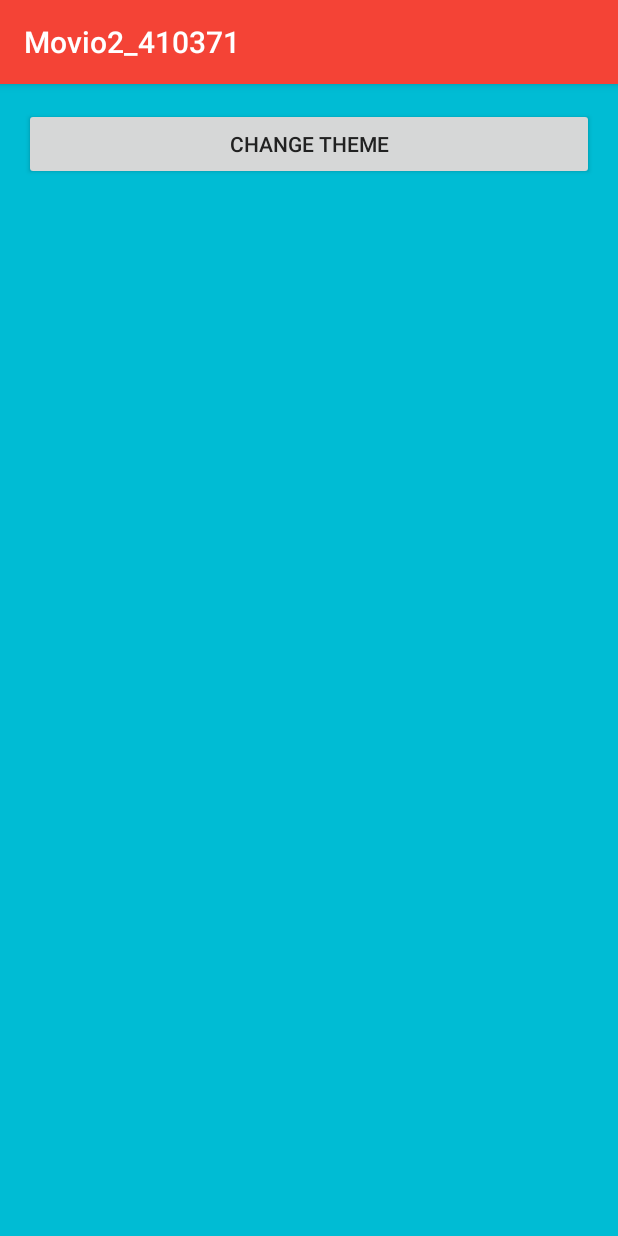
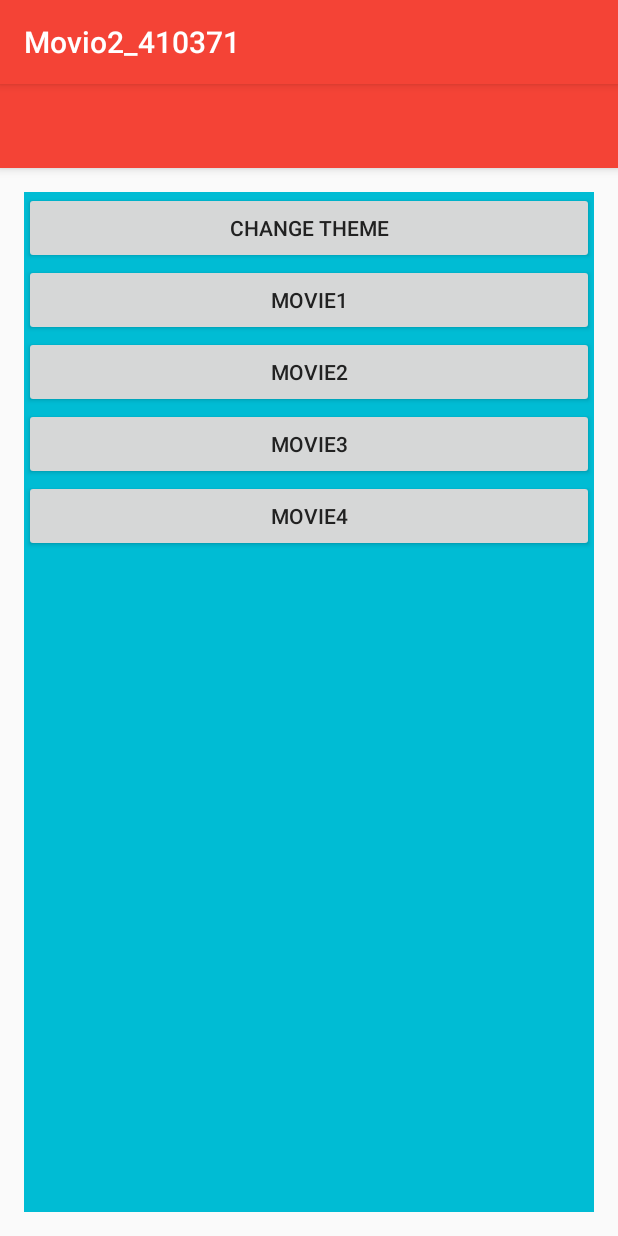
Before and after one commit to ares410371/Movio2_410371, an Android app: the screen it shows after launch (MainActivity), on a phone screen of 412 x 824 dp. Run offline under Robolectric (Android 15) with nearby library versions, the phone set to English and light mode, and no system bars.

Commit message:
Edited Two Pane Fragments #Tyden3

```diff
--- a/app/src/main/java/cz/muni/fi/pv256/movio2/uco_410371/MainActivity.java
+++ b/app/src/main/java/cz/muni/fi/pv256/movio2/uco_410371/MainActivity.java
@@ -14,16 +14,16 @@ import android.widget.Button;
  * MainActivity
  * Created by Benjamin Varga on 20.9.2016.
  */
-public class MainActivity extends AppCompatActivity implements OnClickListener {
+public class MainActivity extends AppCompatActivity {
 
     private static final String MOVIE_DB_API_KEY = BuildConfig.MOVIE_DB_API_KEY;
-    private Button mChangeThemeBtn;
+
     private SharedPreferences mSharedPreferences;
 
     @Override
     protected void onCreate(Bundle savedInstanceState) {
         super.onCreate(savedInstanceState);
-        mSharedPreferences = getPreferences(Context.MODE_PRIVATE);
+        mSharedPreferences = getSharedPreferences("ConfigTheme", Context.MODE_PRIVATE);
         if (mSharedPreferences.getBoolean("theme", false)){
             setTheme(R.style.AppTheme_Inverse);
         } else {
@@ -32,18 +32,5 @@ public class MainActivity extends AppCompatActivity implements OnClickListener {
         setContentView(R.layout.activity_main);
 
         //Log.i("API_KEY", MOVIE_DB_API_KEY);
-
-        mChangeThemeBtn = (Button) findViewById(R.id.button_theme);
-        mChangeThemeBtn.setOnClickListener(this);
-    }
-
-    @Override
-    public void onClick(View v) {
-        SharedPreferences.Editor editor = mSharedPreferences.edit();
-        editor.putBoolean("theme", !mSharedPreferences.getBoolean("theme", false));
-        editor.apply();
-        Intent intent = getIntent();
-        finish();
-        startActivity(intent);
     }
 }
--- /dev/null
+++ b/app/src/main/java/cz/muni/fi/pv256/movio2/uco_410371/MainFragment.java
@@ -0,0 +1,93 @@
+package cz.muni.fi.pv256.movio2.uco_410371;
+
+import android.content.Context;
+import android.content.Intent;
+import android.content.SharedPreferences;
+import android.os.Bundle;
+import android.support.annotation.Nullable;
+import android.support.v4.app.Fragment;
+import android.util.Log;
+import android.view.LayoutInflater;
+import android.view.View;
+import android.view.ViewGroup;
+import android.widget.Button;
+
+/**
+ * Created by Benjamin Varga on 6.10.2016.
+ */
+
+public class MainFragment extends Fragment implements View.OnClickListener{
+
+    public static final String TAG = MainFragment.class.getName();
+
+    private boolean mTwoPane;
+
+    public MainFragment() {
+    }
+
+    @Nullable
+    @Override
+    public View onCreateView(LayoutInflater inflater, @Nullable ViewGroup container, @Nullable Bundle savedInstanceState) {
+        View view = inflater.inflate(R.layout.fragment_main, container, false);
+
+        if (view.findViewById(R.id.movie_detail_container) != null) {
+            mTwoPane = true;
+        }
+        Log.d(TAG, "onCreateView: mTwoPane=" + (mTwoPane ? "true" : "false"));
+
+
+        Button changeThemeBtn = (Button) view.findViewById(R.id.button_theme);
+        changeThemeBtn.setOnClickListener(this);
+
+        Button movie1Btn = (Button) view.findViewById(R.id.button_movie1);
+        movie1Btn.setOnClickListener(this);
+
+        Button movie2Btn = (Button) view.findViewById(R.id.button_movie2);
+        movie2Btn.setOnClickListener(this);
+
+        Button movie3Btn = (Button) view.findViewById(R.id.button_movie3);
+        movie3Btn.setOnClickListener(this);
+
+        Button movie4Btn = (Button) view.findViewById(R.id.button_movie4);
+        movie4Btn.setOnClickListener(this);
+
+        return view;
+    }
+
+    @Override
+    public void onClick(View view) {
+
+        switch (view.getId()) {
+            case R.id.button_theme :
+                SharedPreferences sharedPreferences = getActivity().getSharedPreferences("ConfigTheme", Context.MODE_PRIVATE);
+                SharedPreferences.Editor editor = sharedPreferences.edit();
+                editor.putBoolean("theme", !sharedPreferences.getBoolean("theme", false));
+                editor.apply();
+                getActivity().recreate();
+                break;
+            case R.id.button_movie1 :
+                if (mTwoPane) {
+                    Bundle args = new Bundle();
+                    args.putInt(MovieDetailFragment.ARG_MOVIE_ID, 1);
+                    MovieDetailFragment fragment = new MovieDetailFragment();
+                    fragment.setArguments(args);
+                    getActivity().getSupportFragmentManager().beginTransaction()
+                            .replace(R.id.movie_detail_container, fragment)
+                            .commit();
+                } else {
+                    Intent intent = new Intent(getActivity(), MovieDetailActivity.class);
+                    intent.putExtra(MovieDetailFragment.ARG_MOVIE_ID, 1);
+                    getActivity().startActivity(intent);
+                }
+                break;
+            case R.id.button_movie2 :
+                break;
+            case R.id.button_movie3 :
+                break;
+            case R.id.button_movie4 :
+                break;
+            default:
+                break;
+        }
+    }
+}
--- /dev/null
+++ b/app/src/main/res/layout-w900dp/movie_list.xml
@@ -0,0 +1,76 @@
+<?xml version="1.0" encoding="utf-8"?>
+<LinearLayout xmlns:android="http://schemas.android.com/apk/res/android"
+              xmlns:tools="http://schemas.android.com/tools"
+              android:layout_width="match_parent"
+              android:layout_height="match_parent"
+              android:layout_marginLeft="16dp"
+              android:layout_marginRight="16dp"
+              android:baselineAligned="false"
+              android:divider="?android:attr/dividerHorizontal"
+              android:orientation="horizontal"
+              android:showDividers="middle"
+              tools:context="cz.muni.fi.pv256.movio2.uco_410371.MainFragment">
+
+    <!--
+    This layout is a two-pane layout for the Items
+    master/detail flow.
+
+    -->
+
+    <LinearLayout
+        xmlns:android="http://schemas.android.com/apk/res/android"
+        android:orientation="vertical"
+        android:layout_width="0dp"
+        android:layout_height="match_parent"
+        android:layout_weight="1"
+        android:background="@color/colorAccent">
+
+        <android.support.v7.widget.RecyclerView
+            android:layout_width="match_parent"
+            android:layout_height="wrap_content"
+            android:id="@+id/recyclerView_main"/>
+
+        <Button
+            android:layout_width="match_parent"
+            android:layout_height="wrap_content"
+            android:id="@+id/button_theme"
+            android:text="Change Theme"
+            android:layout_below="@id/recyclerView_main"/>
+
+        <Button
+            android:layout_width="match_parent"
+            android:layout_height="wrap_content"
+            android:id="@+id/button_movie1"
+            android:text="Movie1"
+            android:layout_below="@id/button_theme"/>
+
+        <Button
+            android:layout_width="match_parent"
+            android:layout_height="wrap_content"
+            android:id="@+id/button_movie2"
+            android:text="Movie2"
+            android:layout_below="@id/button_movie1"/>
+
+        <Button
+            android:layout_width="match_parent"
+            android:layout_height="wrap_content"
+            android:id="@+id/button_movie3"
+            android:text="Movie3"
+            android:layout_below="@id/button_movie2"/>
+
+        <Button
+            android:layout_width="match_parent"
+            android:layout_height="wrap_content"
+            android:id="@+id/button_movie4"
+            android:text="Movie4"
+            android:layout_below="@id/button_movie3"/>
+
+    </LinearLayout>
+
+    <FrameLayout
+        android:id="@+id/movie_detail_container"
+        android:layout_width="0dp"
+        android:layout_height="match_parent"
+        android:layout_weight="3"/>
+
+</LinearLayout>
--- a/app/src/main/res/layout/activity_main.xml
+++ b/app/src/main/res/layout/activity_main.xml
@@ -1,25 +1,35 @@
 <?xml version="1.0" encoding="utf-8"?>
-<RelativeLayout
+<android.support.design.widget.CoordinatorLayout
     xmlns:android="http://schemas.android.com/apk/res/android"
+    xmlns:app="http://schemas.android.com/apk/res-auto"
     xmlns:tools="http://schemas.android.com/tools"
     android:layout_width="match_parent"
     android:layout_height="match_parent"
-    android:paddingBottom="@dimen/activity_vertical_margin"
-    android:paddingLeft="@dimen/activity_horizontal_margin"
-    android:paddingRight="@dimen/activity_horizontal_margin"
-    android:paddingTop="@dimen/activity_vertical_margin"
-    android:background="@color/colorAccent"
-    tools:context="cz.muni.fi.pv256.movio2.uco_410371.MainActivity">
+    android:fitsSystemWindows="true"
+    tools:context="cz.muni.fi.pv256.movio2.uco_410371.TestActivity">
 
-    <android.support.v7.widget.RecyclerView
+    <android.support.design.widget.AppBarLayout
         android:layout_width="match_parent"
         android:layout_height="wrap_content"
-        android:id="@+id/recyclerView_main"/>
+        android:theme="@style/AppTheme.AppBarOverlay">
 
-    <Button
-        android:layout_width="match_parent"
-        android:layout_height="wrap_content"
-        android:id="@+id/button_theme"
-        android:text="Change Theme"
-        android:layout_below="@id/recyclerView_main"/>
-</RelativeLayout>
+        <android.support.v7.widget.Toolbar
+            android:id="@+id/toolbar"
+            android:layout_width="match_parent"
+            android:layout_height="?attr/actionBarSize"
+            android:background="?attr/colorPrimary"
+            app:popupTheme="@style/AppTheme.PopupOverlay"/>
+
+    </android.support.design.widget.AppBarLayout>
+
+    <fragment android:id="@+id/fragment"
+              android:name="cz.muni.fi.pv256.movio2.uco_410371.MainFragment"
+              xmlns:android="http://schemas.android.com/apk/res/android"
+              xmlns:app="http://schemas.android.com/apk/res-auto"
+              xmlns:tools="http://schemas.android.com/tools"
+              android:layout_width="match_parent"
+              android:layout_height="match_parent"
+              app:layout_behavior="@string/appbar_scrolling_view_behavior"
+              tools:layout="@layout/fragment_main"/>
+
+</android.support.design.widget.CoordinatorLayout>
--- /dev/null
+++ b/app/src/main/res/layout/fragment_main.xml
@@ -0,0 +1,28 @@
+<?xml version="1.0" encoding="utf-8"?>
+<RelativeLayout
+    xmlns:android="http://schemas.android.com/apk/res/android"
+    xmlns:app="http://schemas.android.com/apk/res-auto"
+    xmlns:tools="http://schemas.android.com/tools"
+    android:id="@+id/content_main"
+    android:layout_width="match_parent"
+    android:layout_height="match_parent"
+    android:paddingBottom="@dimen/activity_vertical_margin"
+    android:paddingLeft="@dimen/activity_horizontal_margin"
+    android:paddingRight="@dimen/activity_horizontal_margin"
+    android:paddingTop="@dimen/activity_vertical_margin"
+    tools:context="cz.muni.fi.pv256.movio2.uco_410371.MainFragment"
+    tools:showIn="@layout/activity_main">
+
+    <!--android:background="@color/colorAccent"-->
+
+    <FrameLayout
+        android:id="@+id/frameLayout"
+        android:layout_width="match_parent"
+        android:layout_height="match_parent"
+        app:layout_behavior="@string/appbar_scrolling_view_behavior">
+
+        <include layout="@layout/movie_list"/>
+
+    </FrameLayout>
+
+</RelativeLayout>
--- /dev/null
+++ b/app/src/main/res/layout/movie_list.xml
@@ -0,0 +1,49 @@
+<?xml version="1.0" encoding="utf-8"?>
+<LinearLayout
+    xmlns:android="http://schemas.android.com/apk/res/android"
+    android:orientation="vertical"
+    android:layout_width="match_parent"
+    android:layout_height="match_parent"
+    android:background="@color/colorAccent">
+
+    <android.support.v7.widget.RecyclerView
+        android:layout_width="match_parent"
+        android:layout_height="wrap_content"
+        android:id="@+id/recyclerView_main"/>
+
+    <Button
+        android:layout_width="match_parent"
+        android:layout_height="wrap_content"
+        android:id="@+id/button_theme"
+        android:text="Change Theme"
+        android:layout_below="@id/recyclerView_main"/>
+
+    <Button
+        android:layout_width="match_parent"
+        android:layout_height="wrap_content"
+        android:id="@+id/button_movie1"
+        android:text="Movie1"
+        android:layout_below="@id/button_theme"/>
+
+    <Button
+        android:layout_width="match_parent"
+        android:layout_height="wrap_content"
+        android:id="@+id/button_movie2"
+        android:text="Movie2"
+        android:layout_below="@id/button_movie1"/>
+
+    <Button
+        android:layout_width="match_parent"
+        android:layout_height="wrap_content"
+        android:id="@+id/button_movie3"
+        android:text="Movie3"
+        android:layout_below="@id/button_movie2"/>
+
+    <Button
+        android:layout_width="match_parent"
+        android:layout_height="wrap_content"
+        android:id="@+id/button_movie4"
+        android:text="Movie4"
+        android:layout_below="@id/button_movie3"/>
+
+</LinearLayout>
--- /dev/null
+++ b/app/src/main/res/values-v21/styles.xml
@@ -0,0 +1,2 @@
+<resources>
+</resources>
--- a/app/src/main/res/values/dimens.xml
+++ b/app/src/main/res/values/dimens.xml
@@ -2,4 +2,5 @@
     <!-- Default screen margins, per the Android Design guidelines. -->
     <dimen name="activity_horizontal_margin">16dp</dimen>
     <dimen name="activity_vertical_margin">16dp</dimen>
+    <dimen name="fab_margin">16dp</dimen>
 </resources>
--- a/app/src/main/res/values/strings.xml
+++ b/app/src/main/res/values/strings.xml
@@ -1,3 +1,4 @@
 <resources>
     <string name="app_name">Movio2_410371</string>
+
 </resources>
--- a/app/src/main/res/values/styles.xml
+++ b/app/src/main/res/values/styles.xml
@@ -17,4 +17,14 @@
         <item name="android:textColorSecondary">@color/textColorSecondary</item>
     </style>
 
+    <style name="AppTheme.AppBarOverlay" parent="ThemeOverlay.AppCompat.Dark.ActionBar"/>
+
+    <style name="AppTheme.PopupOverlay" parent="ThemeOverlay.AppCompat.Light"/>
+
+    <style name="AppTheme.NoActionBar">
+        <item name="windowActionBar">false</item>
+        <item name="windowNoTitle">true</item>
+    </style>
+
+
 </resources>
```
Also changed, not shown: app/build.gradle (+5 -12 lines), app/src/main/AndroidManifest.xml (+12 -1 lines), app/src/main/java/cz/muni/fi/pv256/movio2/uco_410371/MovieDetailActivity.java (added, +33 -0 lines), app/src/main/java/cz/muni/fi/pv256/movio2/uco_410371/MovieDetailFragment.java (added, +47 -0 lines), app/src/main/java/cz/muni/fi/pv256/movio2/uco_410371/dummy/DummyContent.java (added, +23 -0 lines), app/src/main/java/cz/muni/fi/pv256/movio2/uco_410371/model/Movie.java (added, +113 -0 lines), app/src/main/res/layout/activity_movie_detail.xml (added, +55 -0 lines), app/src/main/res/layout/movie_detail.xml (added, +10 -0 lines).
